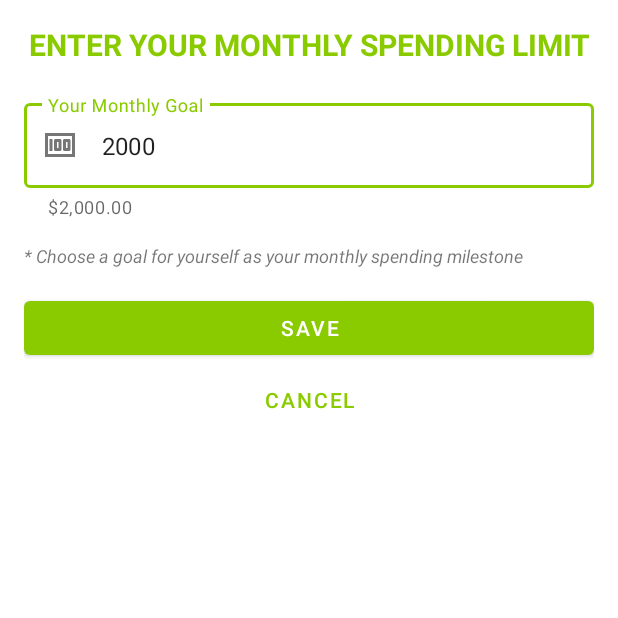
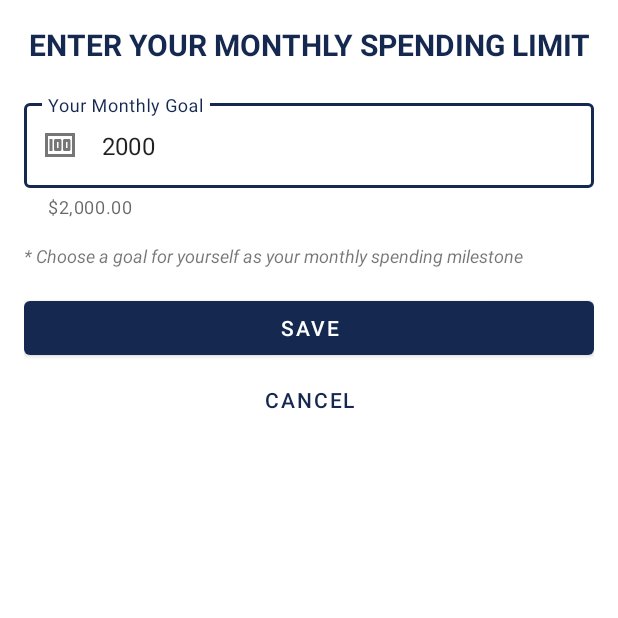
Before and after one commit to wuocdat/Money-Manager, an Android app: the fragment SettingFragment shown on its own in the app's theme, after a tap on "Your Monthly Goal", on a phone screen of 412 x 824 dp, the top half of it. Run offline under Robolectric (Android 15) with nearby library versions, the phone set to English and light mode, and no system bars.

Commit message:
change primary color

```diff
--- a/app/src/main/res/values/colors.xml
+++ b/app/src/main/res/values/colors.xml
@@ -11,7 +11,8 @@
 <!--    <color name="secondary_color">#7f8c8d</color>-->
 
 <!--    <color name="primary_color">#FF5722</color>-->
-    <color name="primary_color">#8acb00</color>
+<!--    <color name="primary_color">#8acb00</color>-->
+    <color name="primary_color">#142850</color>
     <color name="secondary_color">#FFAB91</color>
     <color name="blur_red">#fab1a0</color>
 
--- a/app/src/main/res/values/strings.xml
+++ b/app/src/main/res/values/strings.xml
@@ -63,7 +63,7 @@
     <string name="enter_goal_title">Enter your monthly spending limit</string>
     <string name="goal_share_preference_key" translatable="false">goal_share_preference_key</string>
     <string name="next">Next</string>
-    <string name="about_mess" translatable="false">Version 1.0.4, released on August 25, 2024 by @wuocdat.\nEmail quocdatpadpqn@gmail.com</string>
+    <string name="about_mess" translatable="false">Version 1.0.5, released on August 25, 2024 by @wuocdat.\nEmail quocdatpadpqn@gmail.com</string>
     <string name="percent_text" translatable="false">%1$d%%</string>
     <string name="lack_of_info">Please check the information again!</string>
     <string name="created_exp_successfully">Successfully created new expense!</string>
```
